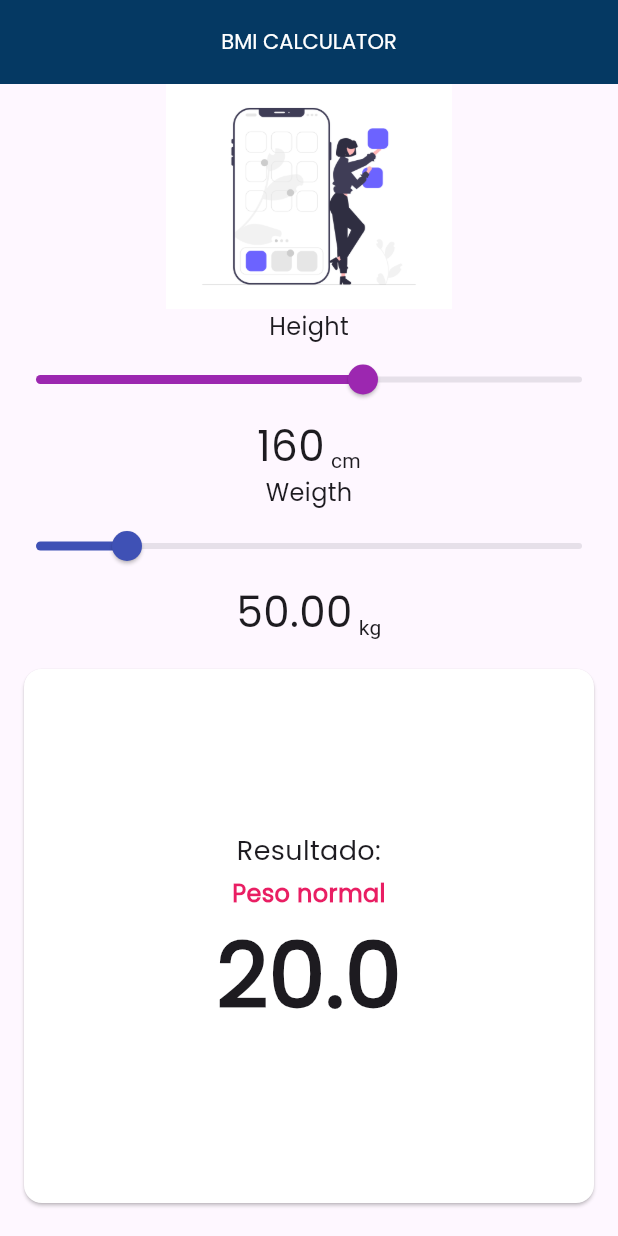
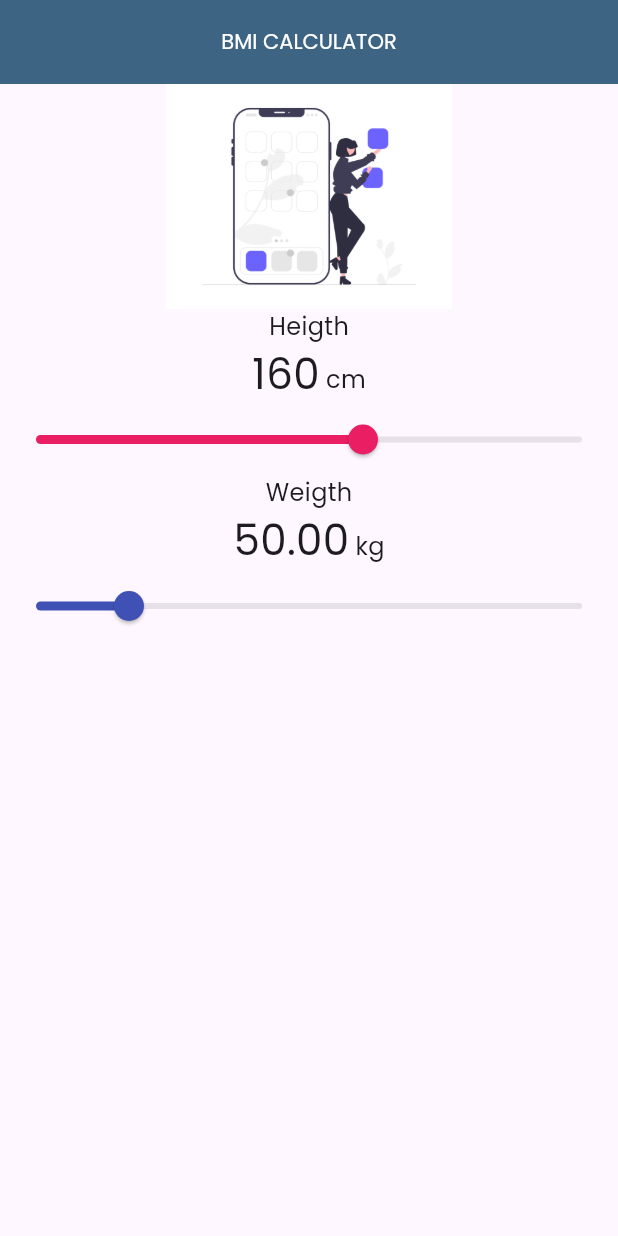
Before and after one commit to tsvbasa/flutter_codigo_bmi, a Flutter app: the screen it shows after launch, on a phone screen of 412 x 824 dp. Run offline on Flutter 3.47's test engine with Material 3 defaults, Android fonts, the phone set to English and light mode, and no system bars.

Commit message:
first commit

```diff
--- a/lib/main.dart
+++ b/lib/main.dart
@@ -1,7 +1,4 @@
-import 'dart:math';
-
 import 'package:flutter/material.dart';
-import 'package:flutter_codigo_bmi/bmi_brain.dart';
 
 void main() {
   runApp(MyApp());
@@ -10,10 +7,7 @@ void main() {
 class MyApp extends StatelessWidget {
   @override
   Widget build(BuildContext context) {
-    return MaterialApp(
-      debugShowCheckedModeBanner: false,
-      home: HomePage(),
-    );
+    return MaterialApp(debugShowCheckedModeBanner: false, home: HomePage());
   }
 }
 
@@ -23,16 +17,14 @@ class HomePage extends StatefulWidget {
 }
 
 class _HomePageState extends State<HomePage> {
-  BmiBrain mandarinaBrain = BmiBrain(height: 155.0, weight: 48);
-
-  double valueHeight = 160.0;
-  double valueWeight = 50.0;
+  double valueHeight = 160;
+  double valueWeight = 50;
 
   @override
   Widget build(BuildContext context) {
     return Scaffold(
       appBar: AppBar(
-        backgroundColor: const Color.fromARGB(255, 5, 57, 99),
+        backgroundColor: const Color.fromARGB(255, 62, 100, 132),
         title: const Text(
           "BMI CALCULATOR",
           style: TextStyle(
@@ -51,140 +43,91 @@ class _HomePageState extends State<HomePage> {
               height: 150,
             ),
             Text(
-              "Height",
+              "Heigth",
               style: TextStyle(
+                fontSize: 16,
                 fontFamily: 'Poppins-Regular',
-                fontSize: 16,
               ),
-            ),
-            Slider(
-              min: 100.0,
-              max: 200.0,
-              value: valueHeight,
-              activeColor: Colors.purple,
-              // label: valueSlider.toInt().toString(),
-              divisions: 100,
-              onChanged: (double value) {
-                valueHeight = value;
-                // mandarinaBrain.height = valueHeight;
-                setState(() {});
-              },
             ),
             Row(
               mainAxisAlignment: MainAxisAlignment.center,
-              crossAxisAlignment: CrossAxisAlignment.end,
+              crossAxisAlignment: CrossAxisAlignment.baseline,
               textBaseline: TextBaseline.alphabetic,
               children: [
                 Text(
                   valueHeight.toStringAsFixed(0),
-                  style:
-                      TextStyle(fontSize: 28.0, fontFamily: 'Poppins-Regular'),
+                  style: const TextStyle(
+                    fontSize: 28,
+                    fontFamily: 'Poppins-Regular',
+                  ),
                 ),
-                SizedBox(
+                const SizedBox(
                   width: 4,
                 ),
-                Text("cm"),
+                const Text(
+                  "cm",
+                  style: TextStyle(
+                    fontSize: 16,
+                    fontFamily: 'Poppins-Regular',
+                  ),
+                ),
               ],
+            ),
+            Slider(
+              value: valueHeight,
+              min: 100,
+              max: 200,
+              activeColor: Colors.pink,
+              divisions: 100,
+              label: valueHeight.toStringAsFixed(0),
+              onChanged: (double mandarina) {
+                valueHeight = mandarina;
+                setState(() {});
+              },
             ),
             Text(
               "Weigth",
               style: TextStyle(
+                fontSize: 16,
                 fontFamily: 'Poppins-Regular',
-                fontSize: 16,
               ),
-            ),
-            Slider(
-              min: 30.0,
-              max: 150.0,
-              value: valueWeight,
-              activeColor: Colors.indigo,
-              // label: valueSlider.toInt().toString(),
-              // divisions: 100,
-              onChanged: (double value) {
-                valueWeight = value;
-                // mandarinaBrain.weight = valueWeight;
-                setState(() {});
-              },
             ),
             Row(
               mainAxisAlignment: MainAxisAlignment.center,
-              crossAxisAlignment: CrossAxisAlignment.end,
+              crossAxisAlignment: CrossAxisAlignment.baseline,
               textBaseline: TextBaseline.alphabetic,
               children: [
                 Text(
                   valueWeight.toStringAsFixed(2),
-                  style:
-                      TextStyle(fontSize: 28.0, fontFamily: 'Poppins-Regular'),
+                  style: const TextStyle(
+                    fontSize: 28,
+                    fontFamily: 'Poppins-Regular',
+                  ),
                 ),
-                SizedBox(
+                const SizedBox(
                   width: 4,
                 ),
-                Text("kg"),
+                const Text(
+                  "kg",
+                  style: TextStyle(
+                    fontSize: 16,
+                    fontFamily: 'Poppins-Regular',
+                  ),
+                ),
               ],
             ),
-            // Container(
-            //   margin: EdgeInsets.all(20),
-            //   width: double.infinity,
-            //   height: 50,
-            //   child: ElevatedButton(
-            //     onPressed: () {
-            //       // _calculateBMI();
-            //     },
-            //     child: Text(
-            //       "Calculate",
-            //     ),
-            //   ),
-            // ),
-            SizedBox(
-              height: 12,
+            Slider(
+              value: valueWeight,
+              min: 30,
+              max: 150,
+              activeColor: Colors.indigo,
+              divisions: 12000,
+              label: valueWeight.toStringAsFixed(2),
+              onChanged: (double mandarina) {
+                valueWeight = mandarina;
+                setState(() {});
+              },
             ),
-            Expanded(
-              child: Card(
-                color: Colors.white,
-                margin: const EdgeInsets.symmetric(horizontal: 16, vertical: 6),
-                child: Column(
-                  mainAxisAlignment: MainAxisAlignment.center,
-                  children: [
-                    SizedBox(
-                      width: double.infinity,
-                    ),
-                    Text(
-                      textAlign: TextAlign.center,
-                      "Resultado: ",
-                      style: TextStyle(
-                        fontSize: 18,
-                        fontFamily: 'Poppins-Regular',
-                      ),
-                    ),
-                    SizedBox(
-                      height: 4,
-                    ),
-                    Text(
-                      textAlign: TextAlign.center,
-                      mandarinaBrain.getResult(),
-                      style: const TextStyle(
-                        fontSize: 16,
-                        fontFamily: 'Poppins-Regular',
-                        fontWeight: FontWeight.bold,
-                        color: Colors.pink,
-                      ),
-                    ),
-                    Text(
-                      mandarinaBrain.calculateBMI().toStringAsFixed(1),
-                      // bmi.toStringAsFixed(1),
-                      style: TextStyle(
-                        fontSize: 60,
-                        fontWeight: FontWeight.bold,
-                        fontFamily: 'Poppins-Regular',
-                      ),
-                    ),
-                  ],
-                ),
-              ),
-            ),
-            SizedBox(
-              height: 16,
-            )
           ],
         ),
       ),
```
